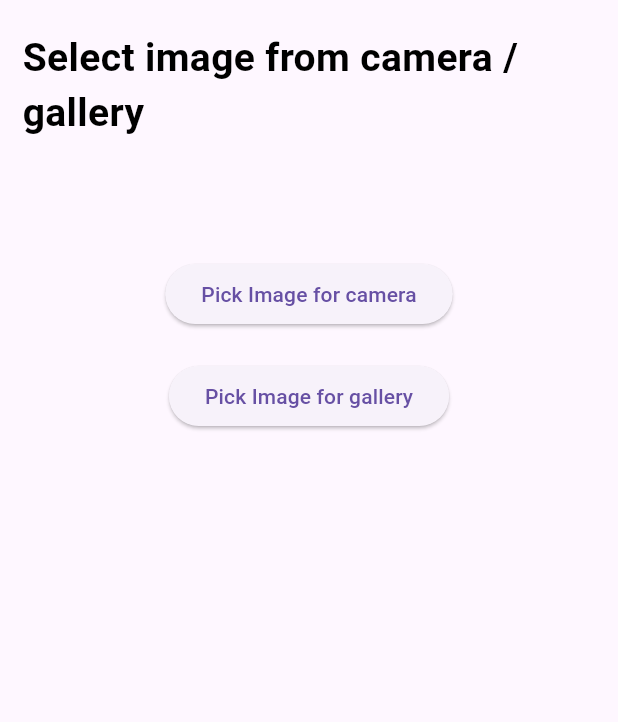
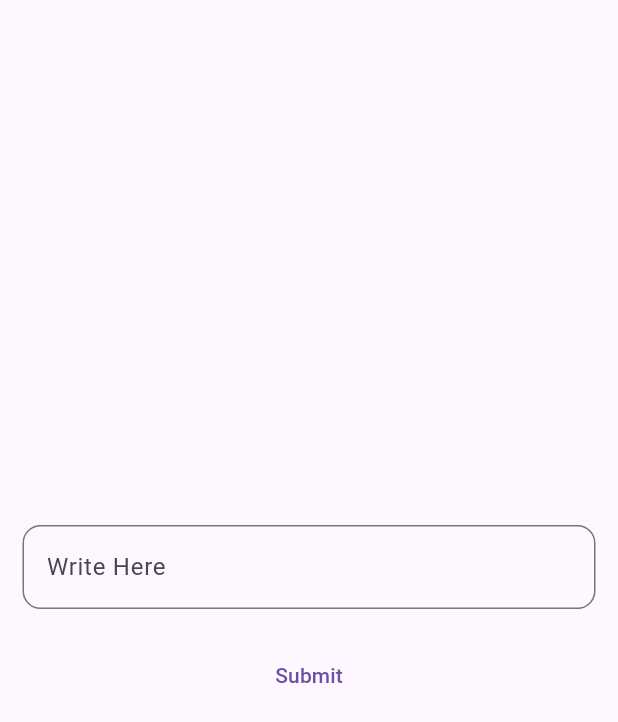
Before and after one commit to milanmaniya/getx_practice, a Flutter app: the screen it shows after launch, on a phone screen of 412 x 824 dp. Shown: the top 722 px of the screen. Run offline on Flutter 3.47's test engine with Material 3 defaults, Android fonts, the phone set to English and light mode, and no system bars; our stand-ins replace connectivity_plus, flutter_image_compress, get, get_storage, image_cropper, image_picker.

Commit message:
pass argument with getx route

```diff
--- /dev/null
+++ b/lib/argument/argument.dart
@@ -0,0 +1,67 @@
+import 'dart:developer';
+
+import 'package:flutter/material.dart';
+import 'package:get/get.dart';
+import 'package:getx_practice/argument/xyz.dart';
+
+class ArgumentScreen extends StatefulWidget {
+  const ArgumentScreen({super.key});
+
+  @override
+  State<ArgumentScreen> createState() => _ArgumentScreenState();
+}
+
+class _ArgumentScreenState extends State<ArgumentScreen> {
+  final _txtSearch = TextEditingController();
+
+  @override
+  Widget build(BuildContext context) {
+    return Scaffold(
+      body: Padding(
+        padding: const EdgeInsets.symmetric(
+          horizontal: 15,
+          vertical: 20,
+        ),
+        child: Column(
+          mainAxisAlignment: MainAxisAlignment.center,
+          crossAxisAlignment: CrossAxisAlignment.center,
+          children: [
+            TextField(
+              decoration: InputDecoration(
+                labelText: 'Write Here',
+                border: OutlineInputBorder(
+                  borderRadius: BorderRadius.circular(12),
+                ),
+              ),
+              controller: _txtSearch,
+              onSubmitted: (value) {
+                setState(() {
+                  _txtSearch.text = value;
+                });
+              },
+            ),
+            const SizedBox(
+              height: 20,
+            ),
+            TextButton(
+              onPressed: () {
+                if (_txtSearch.text.isNotEmpty) {
+                  log(_txtSearch.text.toString());
+                  Get.to(
+                    () => const XyzScreen(),
+                    transition: Transition.downToUp,
+                    curve: Curves.bounceIn,
+                    arguments: {
+                      'name': '',
+                    },
+                  );
+                }
+              },
+              child: const Text('Submit'),
+            ),
+          ],
+        ),
+      ),
+    );
+  }
+}
--- a/lib/get_Storage_EmailValidation.dart
+++ b/lib/get_Storage_EmailValidation.dart
@@ -1,5 +1,4 @@
 import 'dart:developer';
-
 import 'package:flutter/material.dart';
 import 'package:get/get.dart';
 import 'package:get_storage/get_storage.dart';
--- a/lib/main.dart
+++ b/lib/main.dart
@@ -3,7 +3,7 @@ import 'package:get/get.dart';
 import 'package:get/get_navigation/get_navigation.dart';
 import 'package:get_storage/get_storage.dart';
 import 'package:getx_practice/Network_Connectivity/binding/network_binding.dart';
-import 'package:getx_practice/image_picker/image_picker.dart';
+import 'package:getx_practice/argument/argument.dart';
 import 'package:getx_practice/injection.dart';
 
 Future<void> main() async {
@@ -39,7 +39,7 @@ class MyApp extends StatelessWidget {
         useMaterial3: true,
       ),
 
-      home: const ImagePicker(),
+      home: const ArgumentScreen(),
     );
   }
 }
--- a/pubspec.yaml
+++ b/pubspec.yaml
@@ -39,7 +39,7 @@ dependencies:
   http: ^1.1.0
   get_storage: ^2.1.1
   connectivity_plus: ^5.0.2
-  image_picker: ^1.0.4
+  image_picker: ^1.0.7
   image_cropper: ^5.0.1
   flutter_image_compress: ^2.1.0
 
```
Also changed, not shown: lib/argument/xyz.dart (added, +37 -0 lines), lib/visibility/visibility.dart (added, +64 -0 lines), pubspec.lock.
